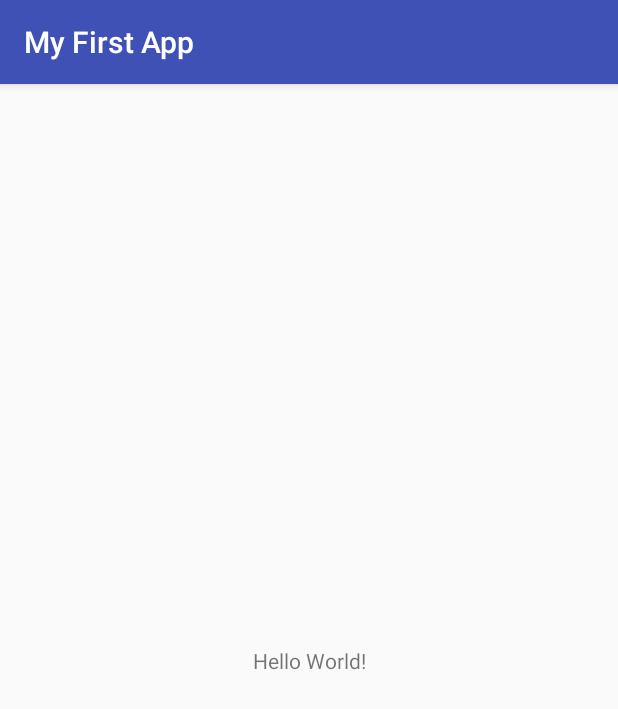
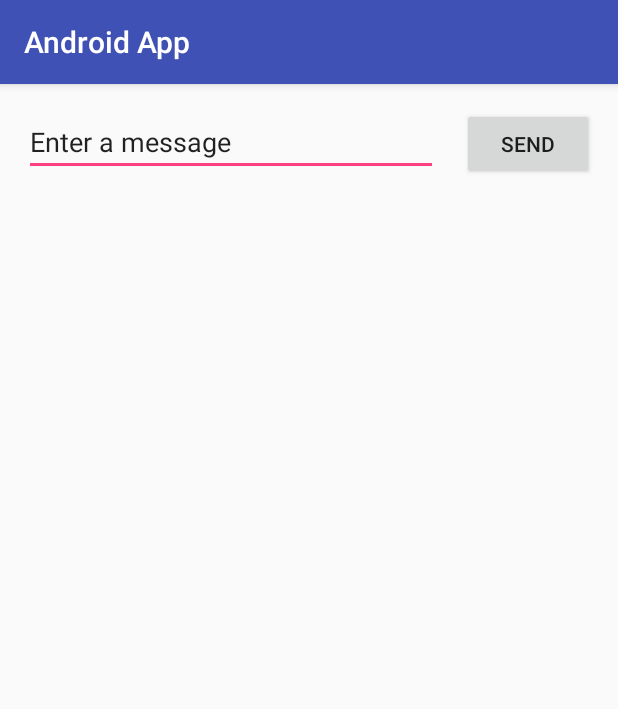
Before and after one commit to GreedyA1/Android, an Android app: the screen it shows after launch (MainActivity), on a phone screen of 412 x 824 dp. Shown: the top 709 px of the screen. Run offline under Robolectric (Android 15) with nearby library versions, the phone set to English and light mode, and no system bars.

Commit message:
first layout

```diff
--- a/app/src/main/res/layout/activity_main.xml
+++ b/app/src/main/res/layout/activity_main.xml
@@ -6,13 +6,30 @@
     android:layout_height="match_parent"
     tools:context="com.example.myfirstapp.MainActivity">
 
-    <TextView
+    <EditText
+        android:id="@+id/editText"
+        android:layout_width="0dp"
+        android:layout_height="wrap_content"
+        android:layout_marginStart="16dp"
+        android:layout_marginLeft="16dp"
+        android:layout_marginTop="16dp"
+        android:ems="10"
+        android:inputType="textPersonName"
+        android:text="@string/edit_message"
+        app:layout_constraintEnd_toStartOf="@+id/button"
+        app:layout_constraintHorizontal_bias="0.5"
+        app:layout_constraintStart_toStartOf="parent"
+        app:layout_constraintTop_toTopOf="parent" />
+
+    <Button
+        android:id="@+id/button"
         android:layout_width="wrap_content"
         android:layout_height="wrap_content"
-        android:text="Hello World!"
-        app:layout_constraintBottom_toBottomOf="parent"
-        app:layout_constraintLeft_toLeftOf="parent"
-        app:layout_constraintRight_toRightOf="parent"
-        app:layout_constraintTop_toTopOf="parent" />
-
+        android:layout_marginEnd="16dp"
+        android:layout_marginStart="16dp"
+        android:text="@string/button_send"
+        app:layout_constraintBaseline_toBaselineOf="@+id/editText"
+        app:layout_constraintEnd_toEndOf="parent"
+        app:layout_constraintHorizontal_bias="0.5"
+        app:layout_constraintStart_toEndOf="@+id/editText" />
 </android.support.constraint.ConstraintLayout>
--- a/app/src/main/res/values/strings.xml
+++ b/app/src/main/res/values/strings.xml
@@ -1,3 +1,5 @@
 <resources>
-    <string name="app_name">My First App</string>
+    <string name="app_name">Android App</string>
+    <string name="edit_message">Enter a message</string>
+    <string name="button_send">Send</string>
 </resources>
```
